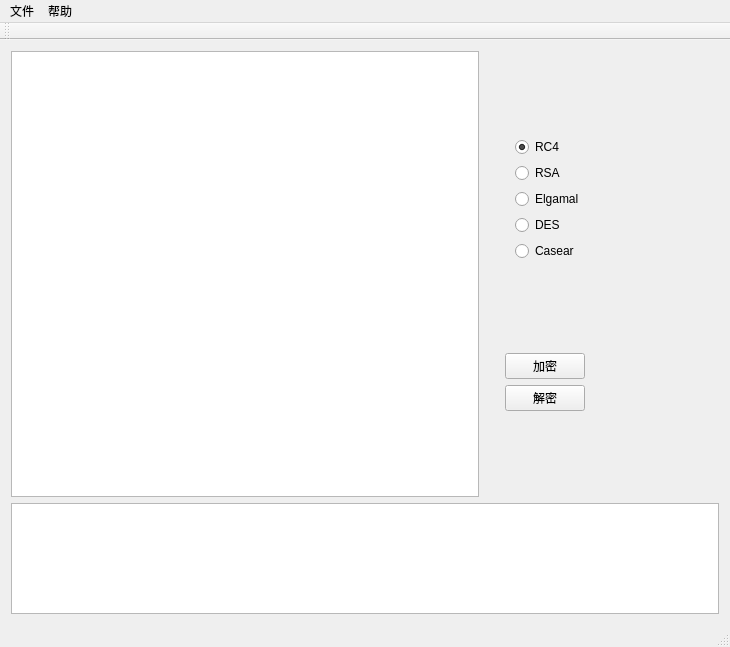
The window that ui/mainwindow.ui (orzzzzzzzzzzzz/fileSecrecySystem) describes before a commit, drawn with Qt 5.
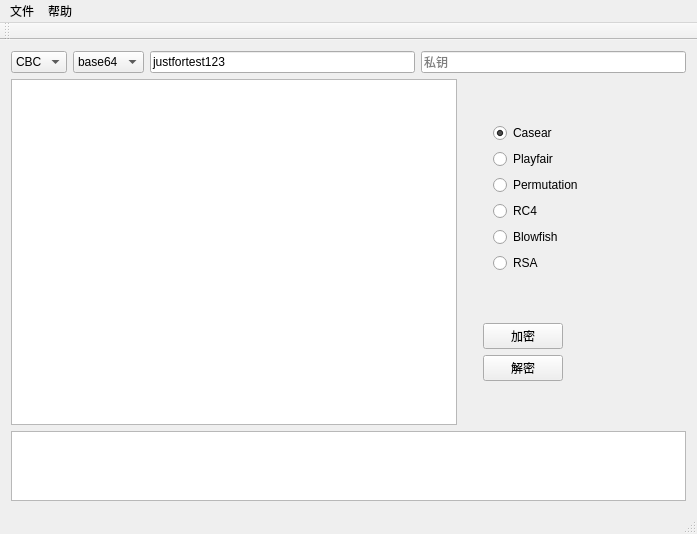
The same window after the commit.

```diff
--- a/ui/mainwindow.ui
+++ b/ui/mainwindow.ui
@@ -2,12 +2,15 @@
 <ui version="4.0">
  <class>MainWindow</class>
  <widget class="QMainWindow" name="MainWindow">
+  <property name="enabled">
+   <bool>true</bool>
+  </property>
   <property name="geometry">
    <rect>
     <x>0</x>
     <y>0</y>
-    <width>730</width>
-    <height>647</height>
+    <width>697</width>
+    <height>534</height>
    </rect>
   </property>
   <property name="windowTitle">
@@ -16,30 +19,114 @@
   <widget class="QWidget" name="centralWidget">
    <layout class="QGridLayout" name="gridLayout" rowstretch="0">
     <item row="0" column="0">
-     <layout class="QVBoxLayout" name="verticalLayout_2" stretch="4,1">
+     <layout class="QVBoxLayout" name="verticalLayout_2" stretch="1,9,1">
+      <item>
+       <layout class="QHBoxLayout" name="horizontalLayout_3">
+        <item>
+         <widget class="QComboBox" name="comboBox">
+          <property name="currentText">
+           <string>CBC</string>
+          </property>
+          <item>
+           <property name="text">
+            <string>CBC</string>
+           </property>
+          </item>
+          <item>
+           <property name="text">
+            <string>DSA</string>
+           </property>
+          </item>
+         </widget>
+        </item>
+        <item>
+         <widget class="QComboBox" name="comboBox_2">
+          <item>
+           <property name="text">
+            <string>base64</string>
+           </property>
+          </item>
+         </widget>
+        </item>
+        <item>
+         <widget class="QLineEdit" name="lineEdit">
+          <property name="text">
+           <string>justfortest123</string>
+          </property>
+          <property name="placeholderText">
+           <string>密钥/公钥</string>
+          </property>
+         </widget>
+        </item>
+        <item>
+         <widget class="QLineEdit" name="lineEdit_2">
+          <property name="enabled">
+           <bool>true</bool>
+          </property>
+          <property name="text">
+           <string/>
+          </property>
+          <property name="placeholderText">
+           <string>私钥</string>
+          </property>
+         </widget>
+        </item>
+       </layout>
+      </item>
       <item>
        <layout class="QHBoxLayout" name="horizontalLayout" stretch="2,1">
         <item>
-         <layout class="QVBoxLayout" name="verticalLayout_6">
+         <layout class="QVBoxLayout" name="verticalLayout_6" stretch="11">
           <item>
-           <widget class="QTextEdit" name="textEdit"/>
+           <widget class="QPlainTextEdit" name="plainTextEdit"/>
           </item>
          </layout>
         </item>
         <item>
-         <layout class="QVBoxLayout" name="verticalLayout" stretch="2,1">
+         <layout class="QVBoxLayout" name="verticalLayout" stretch="5,1">
           <item>
-           <layout class="QVBoxLayout" name="verticalLayout_3" stretch="1,1,1,1,0">
+           <layout class="QVBoxLayout" name="verticalLayout_3" stretch="0,0,0,1,0,1">
             <property name="leftMargin">
              <number>30</number>
             </property>
+            <item>
+             <widget class="QRadioButton" name="Casear">
+              <property name="text">
+               <string>Casear</string>
+              </property>
+              <property name="checked">
+               <bool>true</bool>
+              </property>
+             </widget>
+            </item>
+            <item>
+             <widget class="QRadioButton" name="Playfair">
+              <property name="text">
+               <string>Playfair</string>
+              </property>
+             </widget>
+            </item>
+            <item>
+             <widget class="QRadioButton" name="Permutation">
+              <property name="text">
+               <string>Permutation</string>
+              </property>
+             </widget>
+            </item>
             <item alignment="Qt::AlignLeft">
              <widget class="QRadioButton" name="RC4">
               <property name="text">
                <string>RC4</string>
               </property>
               <property name="checked">
-               <bool>true</bool>
+               <bool>false</bool>
+              </property>
+             </widget>
+            </item>
+            <item>
+             <widget class="QRadioButton" name="Blowfish">
+              <property name="text">
+               <string>Blowfish</string>
               </property>
              </widget>
             </item>
@@ -50,27 +137,6 @@
               </property>
              </widget>
             </item>
-            <item alignment="Qt::AlignLeft">
-             <widget class="QRadioButton" name="Elgamal">
-              <property name="text">
-               <string>Elgamal</string>
-              </property>
-             </widget>
-            </item>
-            <item alignment="Qt::AlignLeft">
-             <widget class="QRadioButton" name="DES">
-              <property name="text">
-               <string>DES</string>
-              </property>
-             </widget>
-            </item>
-            <item>
-             <widget class="QRadioButton" name="Casear">
-              <property name="text">
-               <string>Casear</string>
-              </property>
-             </widget>
-            </item>
            </layout>
           </item>
           <item>
@@ -131,7 +197,7 @@
     <rect>
      <x>0</x>
      <y>0</y>
-     <width>730</width>
+     <width>697</width>
      <height>26</height>
     </rect>
    </property>
```
Left out of the diff: 4 changed lines with no effect on the pictures.
